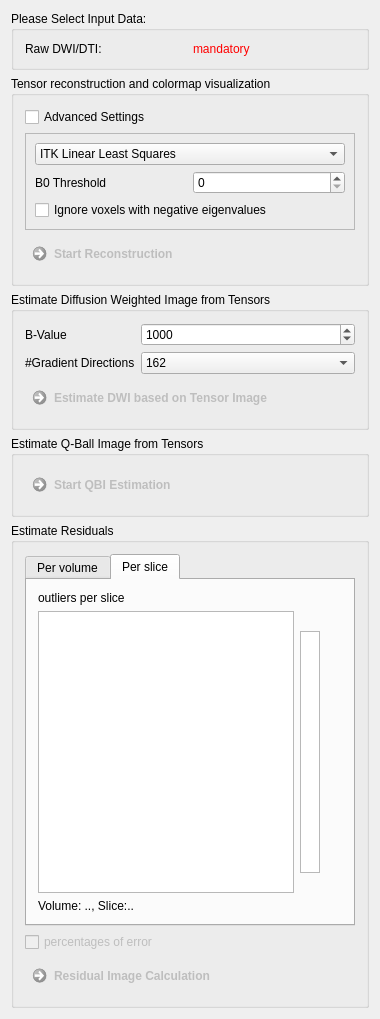
Old version of the form Plugins/org.mitk.gui.qt.diffusionimaging.reconstruction/src/internal/QmitkTensorReconstructionViewControls.ui in the repository MITK/MITK.
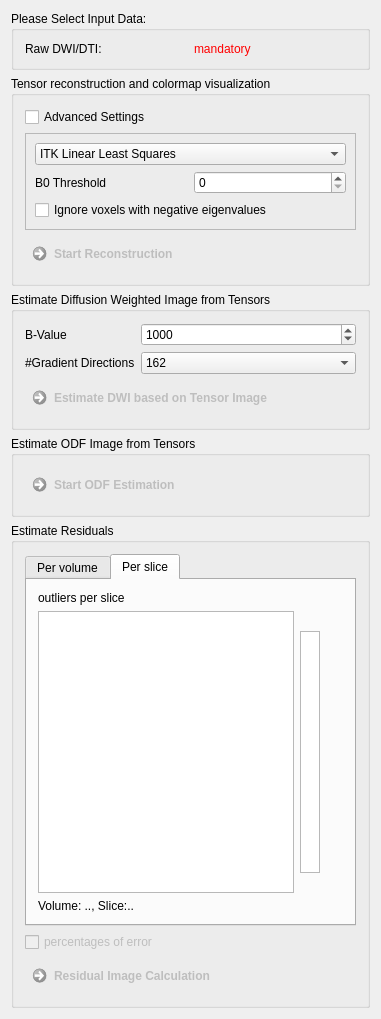
New version of the form. Custom widgets are drawn as their Qt base class.

Commit message:
Rename qball image to ODF image. Only stuff that is really qball related and not generally ODF related remains.
Summary: Basically renamed every occurrence odf qbi to odf, unless it is really qball related

Test Plan: No functionality changes, so everything is covered by the currect tests

Reviewers: O1 MITK Core, goch

Reviewed By: O1 MITK Core, goch

Subscribers: goch

Maniphest Tasks: T23319

What changed in the file:
```diff
--- a/Plugins/org.mitk.gui.qt.diffusionimaging.reconstruction/src/internal/QmitkTensorReconstructionViewControls.ui
+++ b/Plugins/org.mitk.gui.qt.diffusionimaging.reconstruction/src/internal/QmitkTensorReconstructionViewControls.ui
@@ -6,7 +6,7 @@
    <rect>
     <x>0</x>
     <y>0</y>
-    <width>380</width>
+    <width>381</width>
     <height>1019</height>
    </rect>
   </property>
@@ -345,7 +345,7 @@
    <item>
     <widget class="QGroupBox" name="groupBox_4">
      <property name="title">
-      <string>Estimate Q-Ball Image from Tensors</string>
+      <string>Estimate ODF Image from Tensors</string>
      </property>
      <layout class="QVBoxLayout" name="verticalLayout_5">
       <item>
@@ -363,7 +363,7 @@
          <string notr="true"/>
         </property>
         <property name="text">
-         <string>Start QBI Estimation</string>
+         <string>Start ODF Estimation</string>
         </property>
        </widget>
       </item>
```
Left out of the diff: 2 changed lines with no effect on the pictures. The commit also changes 124 other files.
